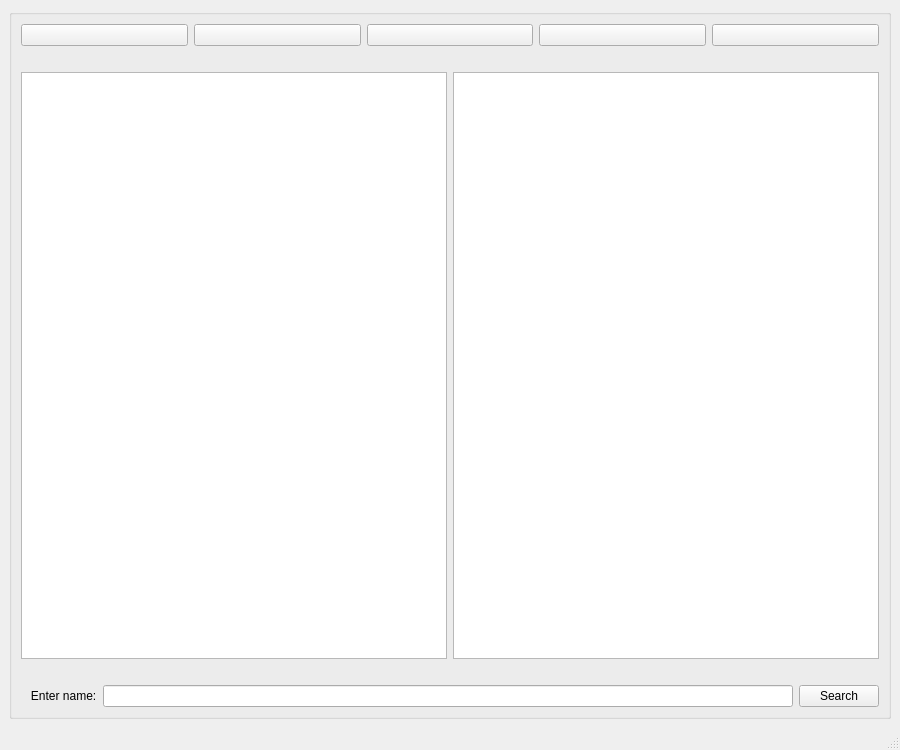
First picture: the form in File/mainwindow.ui, repository htqwjtch/Almost_Total_Commander, before the edit.
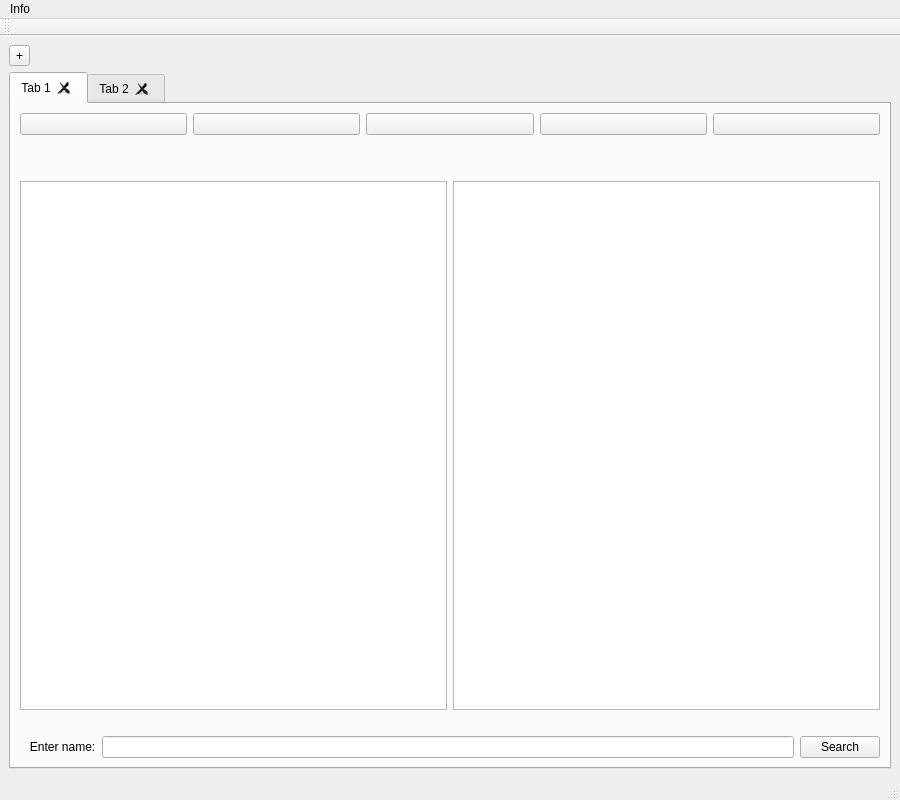
Second picture: the form after the edit. Icons and pictures are not drawn.

The edit to the form file:
```diff
--- a/File/mainwindow.ui
+++ b/File/mainwindow.ui
@@ -7,7 +7,7 @@
     <x>0</x>
     <y>0</y>
     <width>900</width>
-    <height>750</height>
+    <height>800</height>
    </rect>
   </property>
   <property name="windowTitle">
@@ -20,10 +20,24 @@
   <widget class="QWidget" name="centralwidget">
    <layout class="QVBoxLayout" name="verticalLayout">
     <item>
-     <widget class="QGroupBox" name="groupBox">
-      <property name="title">
-       <string/>
+     <widget class="QToolButton" name="toolButton">
+      <property name="text">
+       <string>+</string>
       </property>
+     </widget>
+    </item>
+    <item>
+     <widget class="QTabWidget" name="tabWidget">
+      <property name="currentIndex">
+       <number>0</number>
+      </property>
+      <property name="tabsClosable">
+       <bool>true</bool>
+      </property>
+      <widget class="QWidget" name="tab">
+       <attribute name="title">
+        <string>Tab 1</string>
+       </attribute>
       <layout class="QVBoxLayout" name="verticalLayout_2">
        <item>
         <layout class="QGridLayout" name="gridLayout">
@@ -115,14 +129,14 @@
         </layout>
        </item>
        <item>
-        <layout class="QGridLayout" name="gridLayout_4">
-         <item row="0" column="0">
-          <widget class="QLabel" name="leftPath">
+         <widget class="QLabel" name="emptyLabel">
            <property name="text">
             <string/>
            </property>
           </widget>
          </item>
+        <item>
+         <layout class="QGridLayout" name="gridLayout_6">
          <item row="0" column="1">
           <widget class="QLabel" name="rightPath">
            <property name="text">
@@ -130,6 +144,13 @@
            </property>
           </widget>
          </item>
+          <item row="0" column="0">
+           <widget class="QLabel" name="leftPath">
+            <property name="text">
+             <string/>
+            </property>
+           </widget>
+          </item>
         </layout>
        </item>
        <item>
@@ -169,16 +190,6 @@
        </item>
        <item>
         <layout class="QGridLayout" name="gridLayout_2">
-         <item row="0" column="0">
-          <widget class="QLabel" name="label">
-           <property name="text">
-            <string>   Enter name:</string>
-           </property>
-          </widget>
-         </item>
-         <item row="0" column="1">
-          <widget class="QLineEdit" name="lineSearch"/>
-         </item>
          <item row="0" column="2">
           <widget class="QPushButton" name="btnSearch">
            <property name="text">
@@ -196,9 +207,25 @@
            </property>
           </widget>
          </item>
+          <item row="0" column="1">
+           <widget class="QLineEdit" name="lineSearch"/>
+          </item>
+          <item row="0" column="0">
+           <widget class="QLabel" name="enterName">
+            <property name="text">
+             <string>   Enter name:</string>
+            </property>
+           </widget>
+          </item>
         </layout>
        </item>
       </layout>
+      </widget>
+      <widget class="QWidget" name="tab_2">
+       <attribute name="title">
+        <string>Tab 2</string>
+       </attribute>
+      </widget>
      </widget>
     </item>
    </layout>
@@ -212,6 +239,34 @@
      <height>22</height>
     </rect>
    </property>
+   <widget class="QMenu" name="menuInfo">
+    <property name="title">
+     <string>Info</string>
+    </property>
+    <addaction name="CtrlN"/>
+    <addaction name="CtrlD"/>
+    <addaction name="CtrlC"/>
+    <addaction name="CtrlX"/>
+    <addaction name="CtrlR"/>
+    <addaction name="CtrlF"/>
+    <addaction name="CtrlT"/>
+    <addaction name="CtrlDel"/>
+    <addaction name="CtrlLeft"/>
+    <addaction name="CtrlRight"/>
+    <addaction name="CtrlEsc"/>
+   </widget>
+   <addaction name="menuInfo"/>
+  </widget>
+  <widget class="QToolBar" name="toolBar">
+   <property name="windowTitle">
+    <string>toolBar</string>
+   </property>
+   <attribute name="toolBarArea">
+    <enum>TopToolBarArea</enum>
+   </attribute>
+   <attribute name="toolBarBreak">
+    <bool>false</bool>
+   </attribute>
   </widget>
   <widget class="QStatusBar" name="statusbar"/>
  </widget>
```
Left out of the diff: 187 changed lines with no effect on the pictures. Lines whose indentation alone changed are shown as unchanged.
